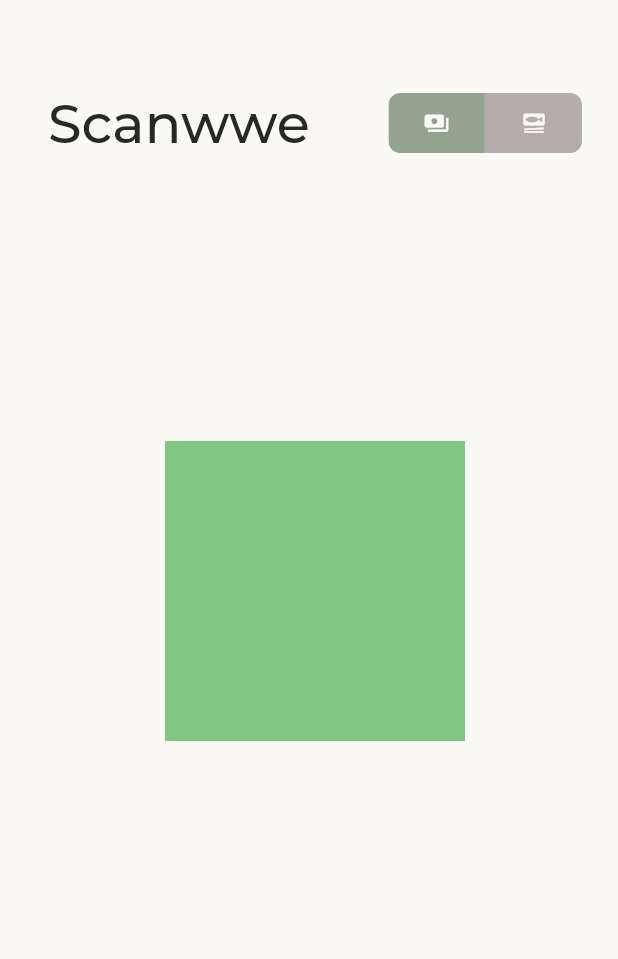
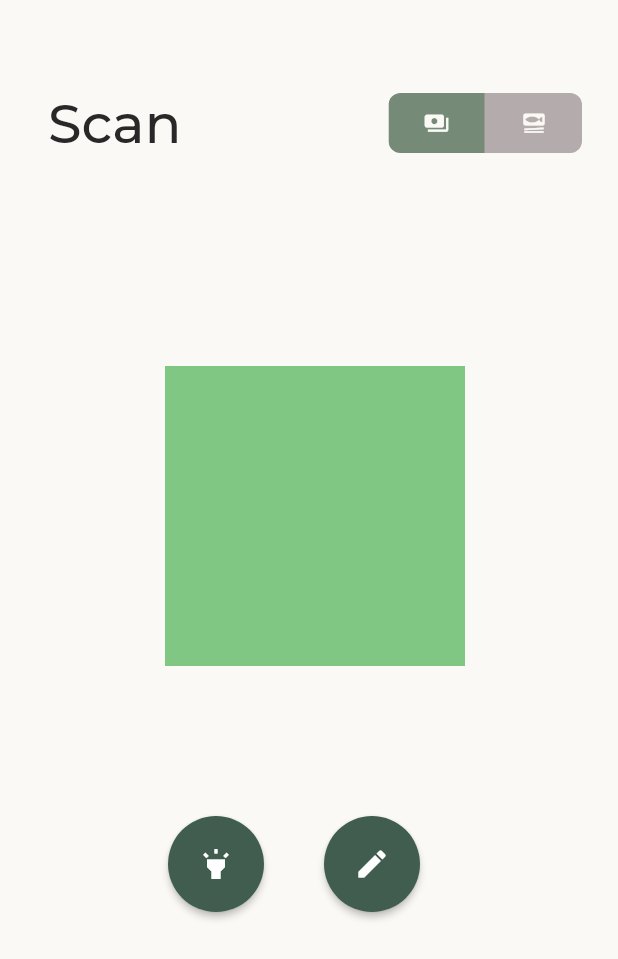
Before and after one commit to SHUSHU010829/Save_food_Battle, a Flutter app: the ScanPage screen opened directly, on a phone screen of 412 x 824 dp. Shown: the top 959 px of the screen. Run offline on Flutter 3.47's test engine with Material 2 defaults, Android fonts, the phone set to English and light mode, and no system bars; drawn by our look-alikes of toggle_switch; our stand-ins replace anim_search_bar; missing offline and left inert: qr_code_scanner; project files that could hold a hidden picture were left out.

Commit message:
update scanPage

```diff
--- a/frontend/lib/page/navpage/scan_page.dart
+++ b/frontend/lib/page/navpage/scan_page.dart
@@ -50,7 +50,7 @@ class _ScanPageState extends State<ScanPage> {
               mainAxisAlignment: MainAxisAlignment.spaceBetween,
               children: [
                 const Text(
-                  "Scanwwe",
+                  "Scan",
                   style: TextStyle(
                     fontSize: 36,
                     fontWeight: FontWeight.w500,
@@ -72,7 +72,7 @@ class _ScanPageState extends State<ScanPage> {
                     Icons.set_meal,
                   ],
                   activeBgColors: const [
-                    [primaryColor2],
+                    [primaryColor3],
                     [primaryColor4]
                   ],
                   onToggle: (index) {
@@ -93,7 +93,7 @@ class _ScanPageState extends State<ScanPage> {
             //* Qr Scanner
             Container(
               width: double.infinity,
-              height: 500,
+              height: 400,
               alignment: Alignment.center,
               child: Container(
                 width: 200,
@@ -101,8 +101,65 @@ class _ScanPageState extends State<ScanPage> {
                 color: Colors.green[300],
               ),
             ),
-            const SizedBox(
-              height: 24,
+            //* 功能按鈕
+            Container(
+              //! 置中不知為何搞不定，未來修正
+              padding: const EdgeInsets.only(left: 80),
+              child: Column(
+                mainAxisAlignment: MainAxisAlignment.center,
+                crossAxisAlignment: CrossAxisAlignment.center,
+                children: [
+                  Row(
+                    children: [
+                      ElevatedButton(
+                        onPressed: () {},
+                        child: const Icon(Icons.highlight),
+                        style: ButtonStyle(
+                          shape:
+                              MaterialStateProperty.all(const CircleBorder()),
+                          padding: MaterialStateProperty.all(
+                              const EdgeInsets.all(20)),
+                          backgroundColor: MaterialStateProperty.all(
+                              primaryColor5), // <-- Button color
+                          overlayColor:
+                              MaterialStateProperty.resolveWith<Color?>(
+                            (states) {
+                              if (states.contains(MaterialState.pressed)) {
+                                return primaryColor2;
+                              }
+                              return null; // <-- Splash color
+                            },
+                          ),
+                        ),
+                      ),
+                      const SizedBox(
+                        width: 40,
+                      ),
+                      ElevatedButton(
+                        onPressed: () {},
+                        child: const Icon(Icons.edit),
+                        style: ButtonStyle(
+                          shape:
+                              MaterialStateProperty.all(const CircleBorder()),
+                          padding: MaterialStateProperty.all(
+                              const EdgeInsets.all(20)),
+                          backgroundColor: MaterialStateProperty.all(
+                              primaryColor5), // <-- Button color
+                          overlayColor:
+                              MaterialStateProperty.resolveWith<Color?>(
+                            (states) {
+                              if (states.contains(MaterialState.pressed)) {
+                                return primaryColor2;
+                              }
+                              return null; // <-- Splash color
+                            },
+                          ),
+                        ),
+                      ),
+                    ],
+                  ),
+                ],
+              ),
             ),
           ],
         ),
```
